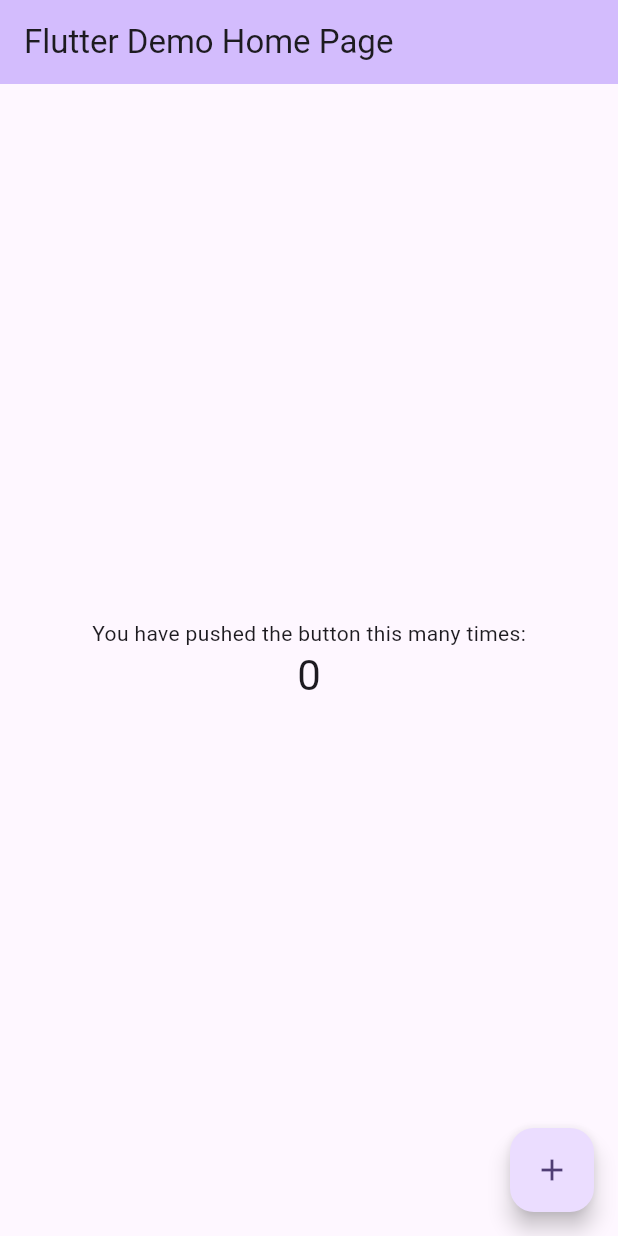
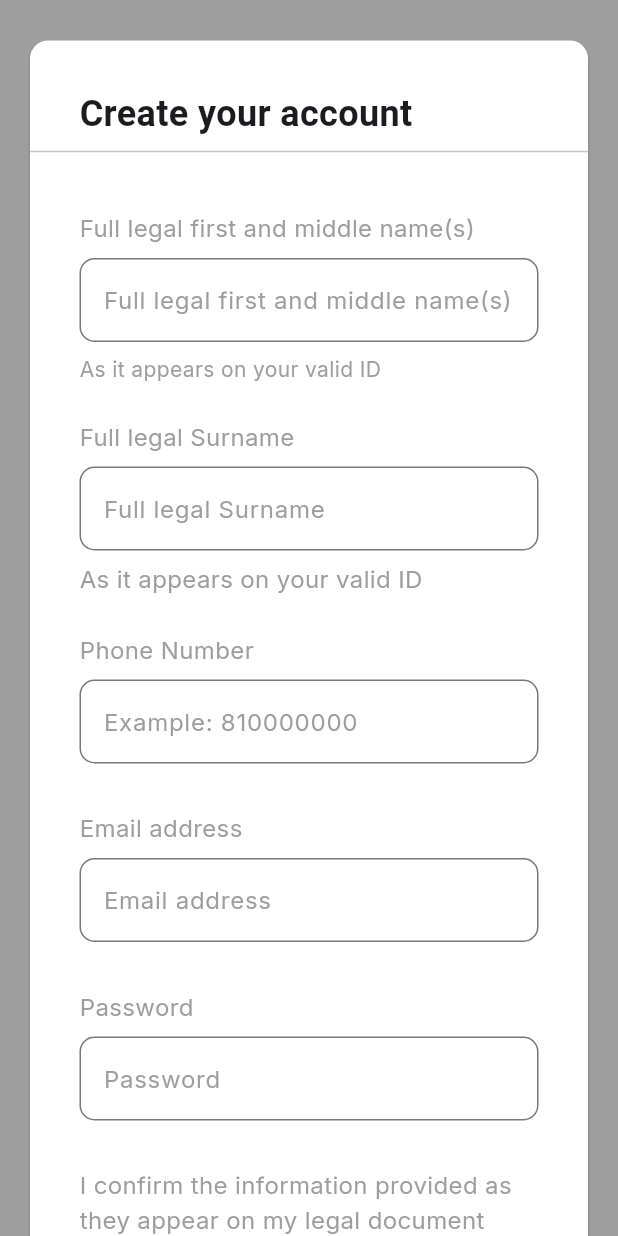
Before and after one commit to QuadlcorE/Flutter-forms, a Flutter app: the screen it shows after launch, on a phone screen of 412 x 824 dp. Run offline on Flutter 3.47's test engine with Material 2 defaults, Android fonts, the phone set to English and light mode, and no system bars; our stand-ins replace google_fonts, intl_phone_number_input.

Commit message:
Basic sign up page layout complete

```diff
--- /dev/null
+++ b/flutter_forms/lib/form_layout.dart
@@ -0,0 +1,317 @@
+import 'package:flutter/material.dart';
+import 'package:google_fonts/google_fonts.dart';
+import 'package:intl_phone_number_input/intl_phone_number_input.dart';
+
+class FormLayout extends StatefulWidget {
+  const FormLayout({super.key});
+
+  @override
+  State<FormLayout> createState() => _FormLayoutState();
+}
+
+class _FormLayoutState extends State<FormLayout> {
+  final _formkey = GlobalKey<FormState>();
+  final TextEditingController _legalFirstNameController =
+      TextEditingController();
+  final TextEditingController _legalSurnameController = TextEditingController();
+  final TextEditingController _phoneNumber = TextEditingController();
+  final TextEditingController _emailAddress = TextEditingController();
+  final TextEditingController _password = TextEditingController();
+
+  @override
+  Widget build(BuildContext context) {
+    return Form(
+      key: _formkey,
+      child: Column(
+        crossAxisAlignment: CrossAxisAlignment.start,
+        children: [
+          // Entry 1 Legal First Name
+          Container(
+            margin: const EdgeInsets.only(bottom: 24),
+            child: Column(
+              crossAxisAlignment: CrossAxisAlignment.start,
+              children: [
+                Text('Full legal first and middle name(s)',
+                    style: GoogleFonts.inter(
+                      textStyle: const TextStyle(
+                        fontSize: 16,
+                        fontWeight: FontWeight.w400,
+                        color: Colors.grey,
+                      ),
+                    )),
+                Container(
+                  margin: const EdgeInsets.only(top: 8, bottom: 8),
+                  child: TextFormField(
+                    controller: _legalFirstNameController,
+                    validator: (value) {
+                      if (value == null || value.isEmpty) {
+                        return "This field cannot be empty";
+                      }
+                      return null;
+                    },
+                    decoration: InputDecoration(
+                        // label: const Text("Full legal first and middle name(s)"),
+                        // labelText: "Full legal first and middle name(s)",
+                        hintStyle: GoogleFonts.inter(
+                          textStyle: const TextStyle(
+                            fontSize: 16,
+                            fontWeight: FontWeight.w400,
+                            color: Colors.grey,
+                          ),
+                        ),
+                        hintText: "Full legal first and middle name(s)",
+                        border: OutlineInputBorder(
+                            borderRadius: BorderRadius.circular(10))),
+                  ),
+                ),
+                Text(
+                  'As it appears on your valid ID',
+                  style: GoogleFonts.inter(
+                    textStyle: const TextStyle(
+                      fontSize: 14,
+                      fontWeight: FontWeight.w400,
+                      color: Colors.grey,
+                    ),
+                  ),
+                ),
+              ],
+            ),
+          ),
+
+          // Entry 2 Legal Surname
+          Container(
+            margin: const EdgeInsets.only(bottom: 24),
+            child: Column(
+              crossAxisAlignment: CrossAxisAlignment.start,
+              children: [
+                Text(
+                  'Full legal Surname',
+                  style: GoogleFonts.inter(
+                    textStyle: const TextStyle(
+                      fontSize: 16,
+                      fontWeight: FontWeight.w400,
+                      color: Colors.grey,
+                    ),
+                  ),
+                ),
+                Container(
+                  margin: const EdgeInsets.only(top: 8, bottom: 8),
+                  child: TextFormField(
+                    controller: _legalSurnameController,
+                    validator: (value) {
+                      if (value == null || value.isEmpty) {
+                        return "This field cannot be empty";
+                      }
+                      return null;
+                    },
+                    decoration: InputDecoration(
+                        hintStyle: GoogleFonts.inter(
+                          textStyle: const TextStyle(
+                            fontSize: 16,
+                            fontWeight: FontWeight.w400,
+                            color: Colors.grey,
+                          ),
+                        ),
+                        hintText: "Full legal Surname",
+                        border: OutlineInputBorder(
+                            borderRadius: BorderRadius.circular(10))),
+                  ),
+                ),
+                Text(
+                  'As it appears on your valid ID',
+                  style: GoogleFonts.inter(
+                    textStyle: const TextStyle(
+                      fontSize: 16,
+                      fontWeight: FontWeight.w400,
+                      color: Colors.grey,
+                    ),
+                  ),
+                ),
+              ],
+            ),
+          ),
+
+          // Entry 3 Phone Number
+          Container(
+            margin: const EdgeInsets.only(bottom: 24),
+            child: Column(
+              crossAxisAlignment: CrossAxisAlignment.start,
+              children: [
+                Text(
+                  'Phone Number',
+                  style: GoogleFonts.inter(
+                    textStyle: const TextStyle(
+                      fontSize: 16,
+                      fontWeight: FontWeight.w400,
+                      color: Colors.grey,
+                    ),
+                  ),
+                ),
+                Container(
+                  margin: const EdgeInsets.only(top: 8, bottom: 8),
+                  child: TextFormField(
+                    controller: _phoneNumber,
+                    validator: (value) {
+                      if (value == null || value.isEmpty) {
+                        return "This field cannot be empty";
+                      }
+                      return null;
+                    },
+                    decoration: InputDecoration(
+                      hintStyle: GoogleFonts.inter(
+                        textStyle: const TextStyle(
+                          fontSize: 16,
+                          fontWeight: FontWeight.w400,
+                          color: Colors.grey,
+                        ),
+                      ),
+                      hintText: "Example: 810000000",
+                      border: OutlineInputBorder(
+                        borderRadius: BorderRadius.circular(10),
+                      ),
+                    ),
+                  ),
+                ),
+              ],
+            ),
+          ),
+
+          // Entry 4 Email Address
+          Container(
+            margin: const EdgeInsets.only(bottom: 24),
+            child: Column(
+              crossAxisAlignment: CrossAxisAlignment.start,
+              children: [
+                Text(
+                  'Email address',
+                  style: GoogleFonts.inter(
+                    textStyle: const TextStyle(
+                      fontSize: 16,
+                      fontWeight: FontWeight.w400,
+                      color: Colors.grey,
+                    ),
+                  ),
+                ),
+                Container(
+                  margin: const EdgeInsets.only(top: 8, bottom: 8),
+                  child: TextFormField(
+                    controller: _emailAddress,
+                    validator: (value) {
+                      String pattern = r"\w+@\w+\..";
+                      RegExp expression = RegExp(pattern);
+                      if (value == null || value.isEmpty) {
+                        return "This field cannot be empty";
+                      } else if (!expression.hasMatch(value)) {
+                        return "Enter a valid email";
+                      }
+                      return null;
+                    },
+                    decoration: InputDecoration(
+                      hintStyle: GoogleFonts.inter(
+                        textStyle: const TextStyle(
+                          fontSize: 16,
+                          fontWeight: FontWeight.w400,
+                          color: Colors.grey,
+                        ),
+                      ),
+                      hintText: "Email address",
+                      border: OutlineInputBorder(
+                        borderRadius: BorderRadius.circular(10),
+                      ),
+                    ),
+                  ),
+                )
+              ],
+            ),
+          ),
+
+          // Entry 5 Password
+          Container(
+            margin: const EdgeInsets.only(bottom: 24),
+            child: Column(
+              crossAxisAlignment: CrossAxisAlignment.start,
+              children: [
+                Text(
+                  'Password',
+                  style: GoogleFonts.inter(
+                    textStyle: const TextStyle(
+                      fontSize: 16,
+                      fontWeight: FontWeight.w400,
+                      color: Colors.grey,
+                    ),
+                  ),
+                ),
+                Container(
+                  margin: const EdgeInsets.only(top: 8, bottom: 8),
+                  child: TextFormField(
+                    obscureText: true,
+                    validator: (value) {
+                      if (value == null || value.isEmpty) {
+                        return "This field cannot be empty";
+                      } else if (value.length < 8) {
+                        return "Password connot be less than 8 digits";
+                      }
+                      return null;
+                    },
+                    decoration: InputDecoration(
+                      hintStyle: GoogleFonts.inter(
+                        textStyle: const TextStyle(
+                          fontSize: 16,
+                          fontWeight: FontWeight.w400,
+                          color: Colors.grey,
+                        ),
+                      ),
+                      hintText: "Password",
+                      border: OutlineInputBorder(
+                        borderRadius: BorderRadius.circular(10),
+                      ),
+                    ),
+                  ),
+                )
+              ],
+            ),
+          ),
+
+          // Text
+          Text(
+            'I confirm the information provided as they appear on my legal document',
+            style: GoogleFonts.inter(
+              textStyle: const TextStyle(
+                fontSize: 16,
+                fontWeight: FontWeight.w400,
+                color: Colors.grey,
+              ),
+            ),
+          ),
+
+          // Button
+          ElevatedButton(
+            style: ElevatedButton.styleFrom(
+              shape: RoundedRectangleBorder(
+                  borderRadius: BorderRadius.circular(10)),
+              elevation: 0,
+              backgroundColor: const Color.fromARGB(1, 220, 220, 220),
+              foregroundColor: Colors.white,
+            ),
+            onPressed: () {
+              if (_formkey.currentState!.validate()) {
+                ScaffoldMessenger.of(context).showSnackBar(const SnackBar(
+                    content: Text("User validation successful")));
+              }
+            },
+            child: Text(
+              'Password',
+              style: GoogleFonts.inter(
+                textStyle: const TextStyle(
+                  fontSize: 16,
+                  fontWeight: FontWeight.w400,
+                  color: Colors.grey,
+                ),
+              ),
+            ),
+          )
+        ],
+      ),
+    );
+  }
+}
--- /dev/null
+++ b/flutter_forms/lib/intro_page.dart
@@ -0,0 +1,73 @@
+import 'package:flutter/material.dart';
+import 'package:flutter_forms/form_layout.dart';
+
+class IntroPage extends StatefulWidget {
+  const IntroPage({super.key});
+
+  @override
+  State<IntroPage> createState() => _IntroPageState();
+}
+
+class _IntroPageState extends State<IntroPage> {
+  @override
+  Widget build(BuildContext context) {
+    return const Scaffold(
+      backgroundColor: Colors.grey,
+      body: SafeArea(
+        child: SingleChildScrollView(
+          child: Center(
+            child: Padding(
+              padding: EdgeInsets.symmetric(vertical: 23, horizontal: 16),
+              child: Column(
+                  // mainAxisAlignment: MainAxisAlignment.spaceAround,
+                  // crossAxisAlignment: CrossAxisAlignment.center,
+                  children: [
+                    Card(
+                        color: Colors.white,
+                        child: Column(
+                          crossAxisAlignment: CrossAxisAlignment.start,
+                          // mainAxisAlignment: MainAxisAlignment.spaceEvenly,
+                          children: [
+                            Padding(
+                              padding:
+                                  EdgeInsets.only(top: 32, left: 33, right: 33),
+                              child: Text(
+                                'Create your account',
+                                style: TextStyle(
+                                    fontSize: 24, fontWeight: FontWeight.w700),
+                              ),
+                            ),
+                            Divider(),
+                            Padding(
+                              padding: EdgeInsets.symmetric(
+                                  vertical: 32, horizontal: 33),
+                              child: FormLayout(),
+                            ),
+                          ],
+                        )),
+                    // sign in text
+                    Padding(
+                      padding: EdgeInsets.symmetric(vertical: 32),
+                      child: Row(
+                          mainAxisAlignment: MainAxisAlignment.center,
+                          children: [
+                            Text(
+                              // Remember to change the font for these text by adding google fonts
+                              'Got an account? Sign in',
+                              textAlign: TextAlign.center,
+                              style: TextStyle(
+                                fontSize: 16,
+                                fontWeight: FontWeight.w300,
+                              ),
+                            ),
+                            // Remember to add a button for the sign in and replace and make bold
+                          ]),
+                    )
+                  ]),
+            ),
+          ),
+        ),
+      ),
+    );
+  }
+}
--- a/flutter_forms/lib/main.dart
+++ b/flutter_forms/lib/main.dart
@@ -1,4 +1,5 @@
 import 'package:flutter/material.dart';
+import 'package:flutter_forms/intro_page.dart';
 
 void main() {
   runApp(const MyApp());
@@ -7,119 +8,14 @@ void main() {
 class MyApp extends StatelessWidget {
   const MyApp({super.key});
 
-  // This widget is the root of your application.
   @override
   Widget build(BuildContext context) {
     return MaterialApp(
-      title: 'Flutter Demo',
-      theme: ThemeData(
-        // This is the theme of your application.
-        //
-        // TRY THIS: Try running your application with "flutter run". You'll see
-        // the application has a blue toolbar. Then, without quitting the app,
-        // try changing the seedColor in the colorScheme below to Colors.green
-        // and then invoke "hot reload" (save your changes or press the "hot
-        // reload" button in a Flutter-supported IDE, or press "r" if you used
-        // the command line to start the app).
-        //
-        // Notice that the counter didn't reset back to zero; the application
-        // state is not lost during the reload. To reset the state, use hot
-        // restart instead.
-        //
-        // This works for code too, not just values: Most code changes can be
-        // tested with just a hot reload.
-        colorScheme: ColorScheme.fromSeed(seedColor: Colors.deepPurple),
-        useMaterial3: true,
-      ),
-      home: const MyHomePage(title: 'Flutter Demo Home Page'),
-    );
+        title: 'Flutter Demo',
+        theme: ThemeData(
+          colorScheme: ColorScheme.fromSeed(seedColor: Colors.deepPurple),
+          useMaterial3: true,
+        ),
+        home: const IntroPage());
   }
 }
-
-class MyHomePage extends StatefulWidget {
-  const MyHomePage({super.key, required this.title});
-
-  // This widget is the home page of your application. It is stateful, meaning
-  // that it has a State object (defined below) that contains fields that affect
-  // how it looks.
-
-  // This class is the configuration for the state. It holds the values (in this
-  // case the title) provided by the parent (in this case the App widget) and
-  // used by the build method of the State. Fields in a Widget subclass are
-  // always marked "final".
-
-  final String title;
-
-  @override
-  State<MyHomePage> createState() => _MyHomePageState();
-}
-
-class _MyHomePageState extends State<MyHomePage> {
-  int _counter = 0;
-
-  void _incrementCounter() {
-    setState(() {
-      // This call to setState tells the Flutter framework that something has
-      // changed in this State, which causes it to rerun the build method below
-      // so that the display can reflect the updated values. If we changed
-      // _counter without calling setState(), then the build method would not be
-      // called again, and so nothing would appear to happen.
-      _counter++;
-    });
-  }
-
-  @override
-  Widget build(BuildContext context) {
-    // This method is rerun every time setState is called, for instance as done
-    // by the _incrementCounter method above.
-    //
-    // The Flutter framework has been optimized to make rerunning build methods
-    // fast, so that you can just rebuild anything that needs updating rather
-    // than having to individually change instances of widgets.
-    return Scaffold(
-      appBar: AppBar(
-        // TRY THIS: Try changing the color here to a specific color (to
-        // Colors.amber, perhaps?) and trigger a hot reload to see the AppBar
-        // change color while the other colors stay the same.
-        backgroundColor: Theme.of(context).colorScheme.inversePrimary,
-        // Here we take the value from the MyHomePage object that was created by
-        // the App.build method, and use it to set our appbar title.
-        title: Text(widget.title),
-      ),
-      body: Center(
-        // Center is a layout widget. It takes a single child and positions it
-        // in the middle of the parent.
-        child: Column(
-          // Column is also a layout widget. It takes a list of children and
-          // arranges them vertically. By default, it sizes itself to fit its
-          // children horizontally, and tries to be as tall as its parent.
-          //
-          // Column has various properties to control how it sizes itself and
-          // how it positions its children. Here we use mainAxisAlignment to
-          // center the children vertically; the main axis here is the vertical
-          // axis because Columns are vertical (the cross axis would be
-          // horizontal).
-          //
-          // TRY THIS: Invoke "debug painting" (choose the "Toggle Debug Paint"
-          // action in the IDE, or press "p" in the console), to see the
-          // wireframe for each widget.
-          mainAxisAlignment: MainAxisAlignment.center,
-          children: <Widget>[
-            const Text(
-              'You have pushed the button this many times:',
-            ),
-            Text(
-              '$_counter',
-              style: Theme.of(context).textTheme.headlineMedium,
-            ),
-          ],
-        ),
-      ),
-      floatingActionButton: FloatingActionButton(
-        onPressed: _incrementCounter,
-        tooltip: 'Increment',
-        child: const Icon(Icons.add),
-      ), // This trailing comma makes auto-formatting nicer for build methods.
-    );
-  }
-}
--- a/flutter_forms/pubspec.yaml
+++ b/flutter_forms/pubspec.yaml
@@ -35,6 +35,8 @@ dependencies:
   # The following adds the Cupertino Icons font to your application.
   # Use with the CupertinoIcons class for iOS style icons.
   cupertino_icons: ^1.0.2
+  google_fonts: ^5.1.0
+  intl_phone_number_input: ^0.7.3+1
 
 dev_dependencies:
   flutter_test:
```
Also changed, not shown: flutter_forms/pubspec.lock, 102 other files.
